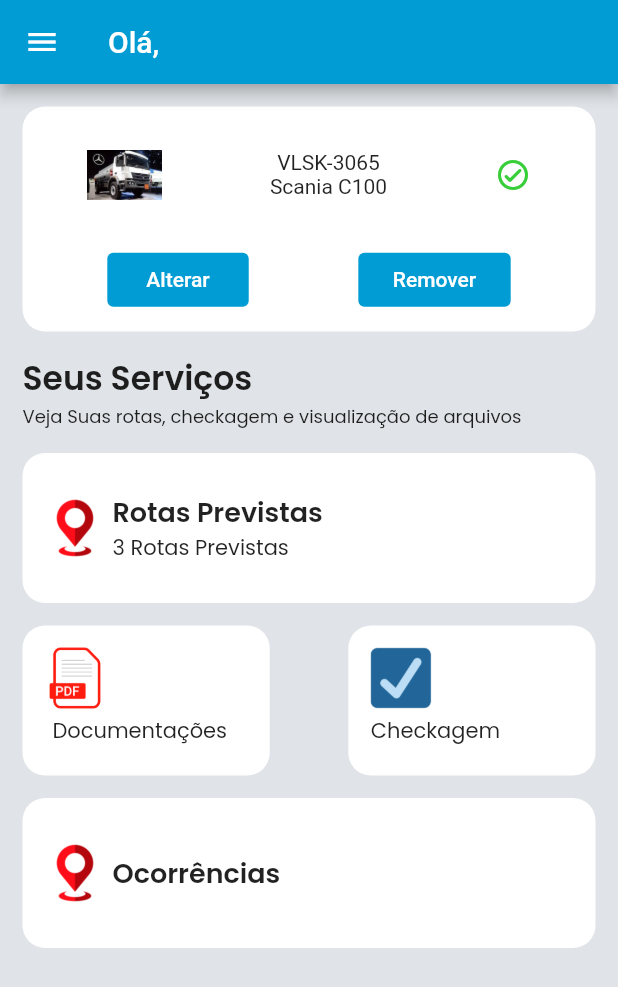
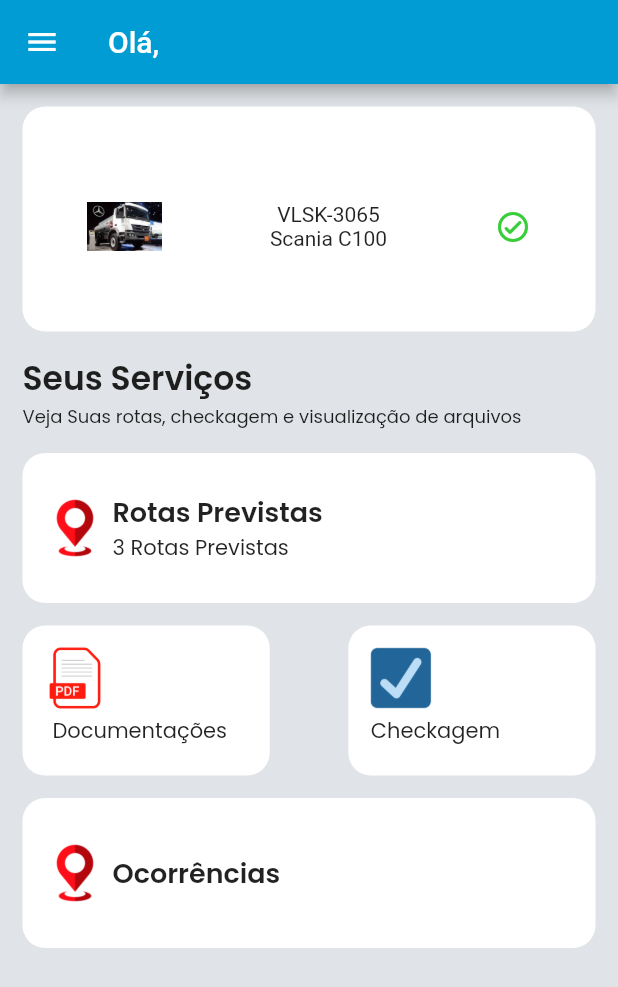
Before and after one commit to heitor1978/Sistema-gestao-app, a Flutter app: the Home screen opened directly, on a phone screen of 412 x 824 dp. Shown: the top 987 px of the screen. Run offline on Flutter 3.47's test engine with Material 2 defaults, Android fonts, the phone set to English and light mode, and no system bars; our stand-ins replace cloud_firestore, firebase_auth, firebase_core, google_fonts; accounts and stored records are empty.

Commit message:
Alterado o Drawer

```diff
--- a/lib/View/Home/home.dart
+++ b/lib/View/Home/home.dart
@@ -47,60 +47,10 @@ class _HomeState extends State<Home> {
     getNameAppBar();
     return Scaffold(
       backgroundColor: Color.fromARGB(255, 224, 227, 231),
+      drawer: CustomDrawer(),
       appBar: AppBar(
-        leading: IconButton(
-          onPressed: () {},
-          icon: Icon(Icons.menu),
-        ),
         backgroundColor: primaryColor,
         title: Text("Olá, " + getName()), //
-      ),
-      drawer: Drawer(
-        child: ListView(
-          children: <Widget>[
-            Padding(
-              padding: const EdgeInsets.all(8.0),
-              child: CircleAvatar(
-                backgroundColor: primaryColor,
-                radius: 50,
-              ),
-            ),
-            Row(
-              mainAxisAlignment: MainAxisAlignment.center,
-              children: [
-                Padding(
-                  padding: const EdgeInsets.all(8.0),
-                  child: Text("Alex Gomes"),
-                ),
-              ],
-            ),
-            Row(
-              mainAxisAlignment: MainAxisAlignment.center,
-              children: [
-                Padding(
-                  padding: const EdgeInsets.all(8.0),
-                  child: Text("alex.gsan11@gmail.com"),
-                ),
-              ],
-            ),
-            ListTile(
-              leading: Icon(Icons.home),
-              title: Text("Home"),
-            ),
-            ListTile(
-              leading: Icon(Icons.lock),
-              title: Text("Politicas de Privacidade"),
-            ),
-            ListTile(
-              leading: Icon(Icons.sd_card_alert_rounded),
-              title: Text("Sobre nós"),
-            ),
-            ListTile(
-              leading: Icon(Icons.exit_to_app),
-              title: Text("Sair"),
-            )
-          ],
-        ),
       ),
       body: Column(
         children: [
@@ -136,44 +86,6 @@ class _HomeState extends State<Home> {
                           ),
                         ],
                       ),
-                    ),
-                  ),
-                  Padding(
-                    padding: const EdgeInsets.fromLTRB(20, 0, 20, 0),
-                    child: Row(
-                      mainAxisAlignment: MainAxisAlignment.spaceAround,
-                      children: [
-                        TextButton(
-                          onPressed: () {},
-                          child: Padding(
-                            padding: const EdgeInsets.fromLTRB(18, 0, 18, 0),
-                            child: Text(
-                              "Alterar",
-                              style: TextStyle(color: Colors.white),
-                            ),
-                          ),
-                          style: ButtonStyle(
-                            backgroundColor:
-                                MaterialStatePropertyAll<Color>(primaryColor),
-                          ),
-                        ),
-                        TextButton(
-                          onPressed: () {},
-                          child: Padding(
-                            padding: const EdgeInsets.fromLTRB(15, 0, 15, 0),
-                            child: Text(
-                              "Remover",
-                              style: TextStyle(
-                                color: Colors.white,
-                              ),
-                            ),
-                          ),
-                          style: ButtonStyle(
-                            backgroundColor:
-                                MaterialStatePropertyAll<Color>(primaryColor),
-                          ),
-                        ),
-                      ],
                     ),
                   ),
                 ],
```
